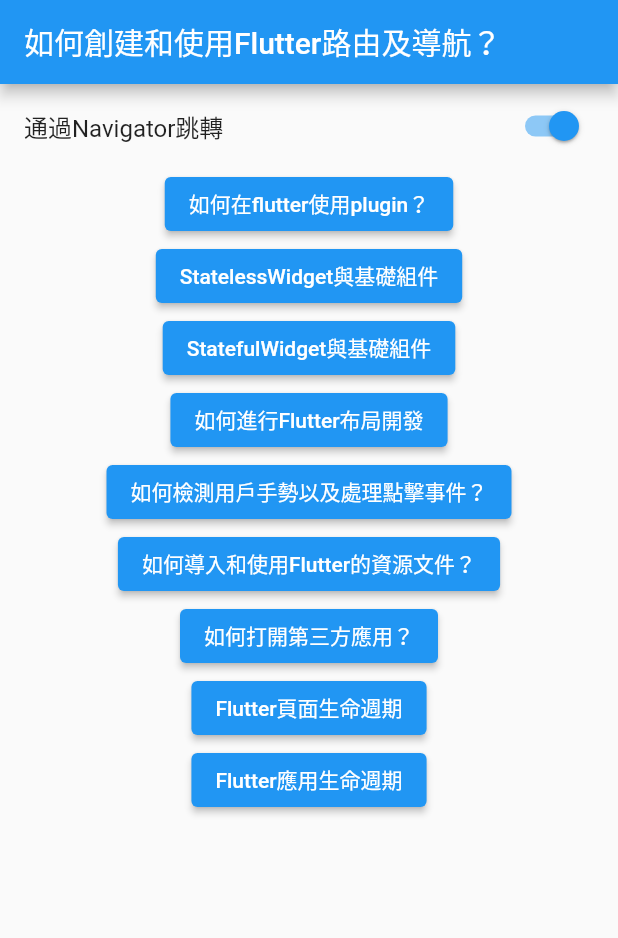
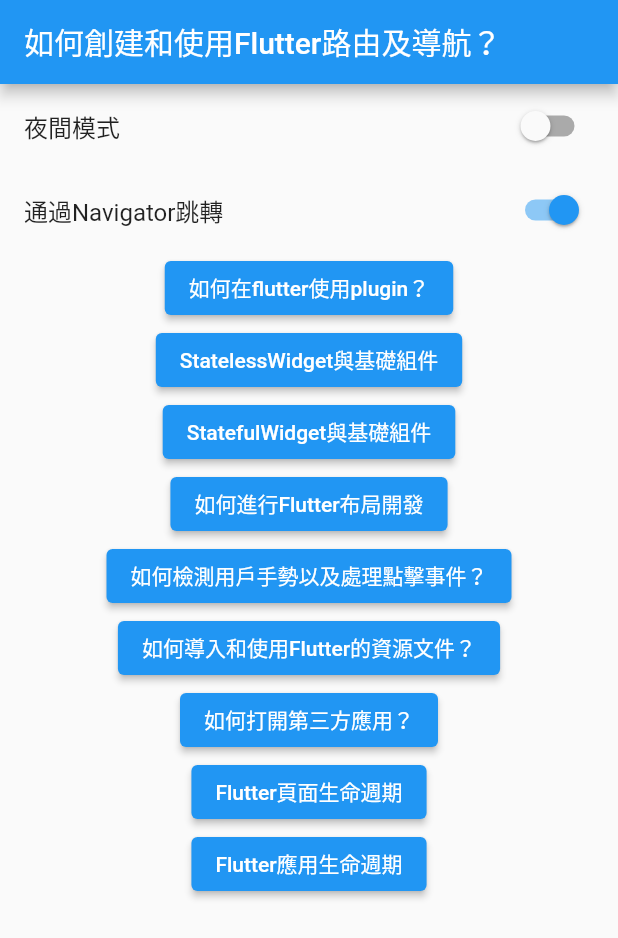
Before and after one commit to frank575/pp, a Flutter app: the screen it shows after launch, on a phone screen of 412 x 824 dp. Shown: the top 938 px of the screen. Run offline on Flutter 3.47's test engine with Material 2 defaults, Android fonts, the light colour scheme and no system bars; missing offline and left inert: flutter_color.

Commit message:
feat(flutter_app): 添加主題切換功能

```diff
--- a/dart/flutter_app/lib/main.dart
+++ b/dart/flutter_app/lib/main.dart
@@ -10,19 +10,42 @@
 import 'flutter_layout_page.dart';
 import 'flutter_widget_lifecycle.dart';
 
-void main() => runApp(MyApp());
+void main() => runApp(DynamicTheme());
 
-class MyApp extends StatelessWidget {
+class DynamicTheme extends StatefulWidget {
+  @override
+  _DynamicThemeState createState() => _DynamicThemeState();
+}
+
+class _DynamicThemeState extends State<DynamicTheme> {
+  var _brightness = Brightness.light;
   @override
   Widget build(BuildContext context) {
     return MaterialApp(
         title: 'Flutter Demo',
         theme: ThemeData(
+          brightness: _brightness,
           primarySwatch: Colors.blue,
         ),
         home: Scaffold(
             appBar: AppBar(title: Text('如何創建和使用Flutter路由及導航？')),
-            body: RootNavigator()),
+            body: Column(
+              children: [
+                SwitchListTile(
+                    title: Text('夜間模式'),
+                    value: _brightness != Brightness.light,
+                    onChanged: (value) {
+                      setState(() {
+                        if (value) {
+                          _brightness = Brightness.dark;
+                        } else {
+                          _brightness = Brightness.light;
+                        }
+                      });
+                    }),
+                RootNavigator(),
+              ],
+            )),
         routes: {
           'plugin': (context) => PluginUse(),
           'less': (context) => LessGroupPage(),
```
